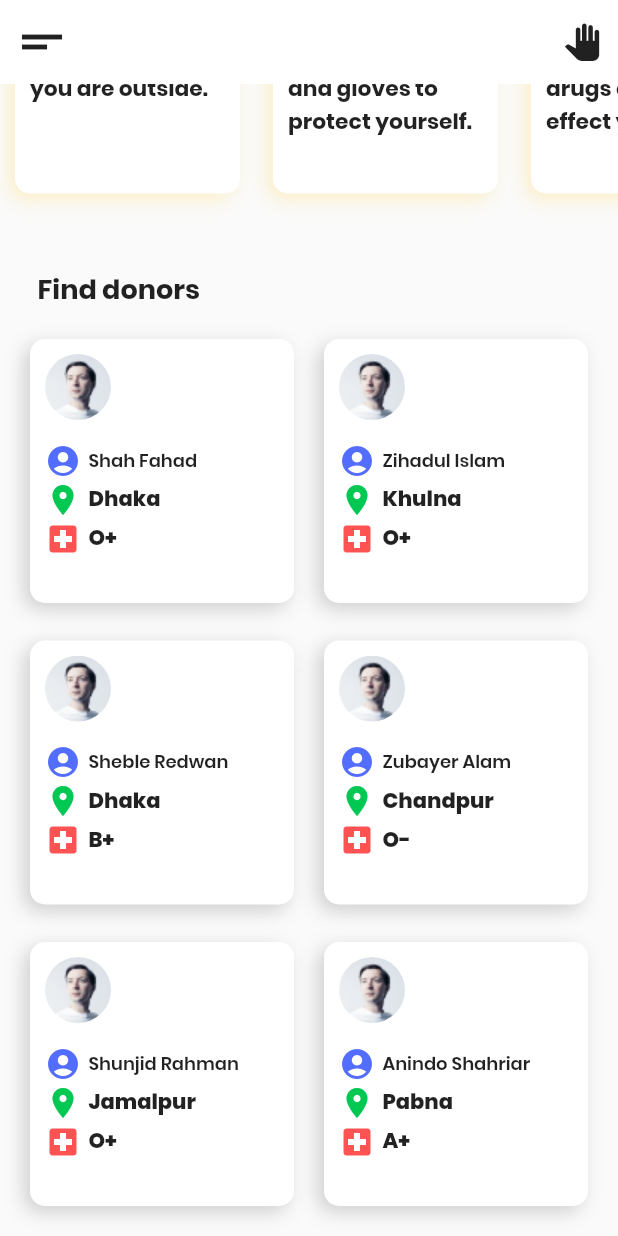
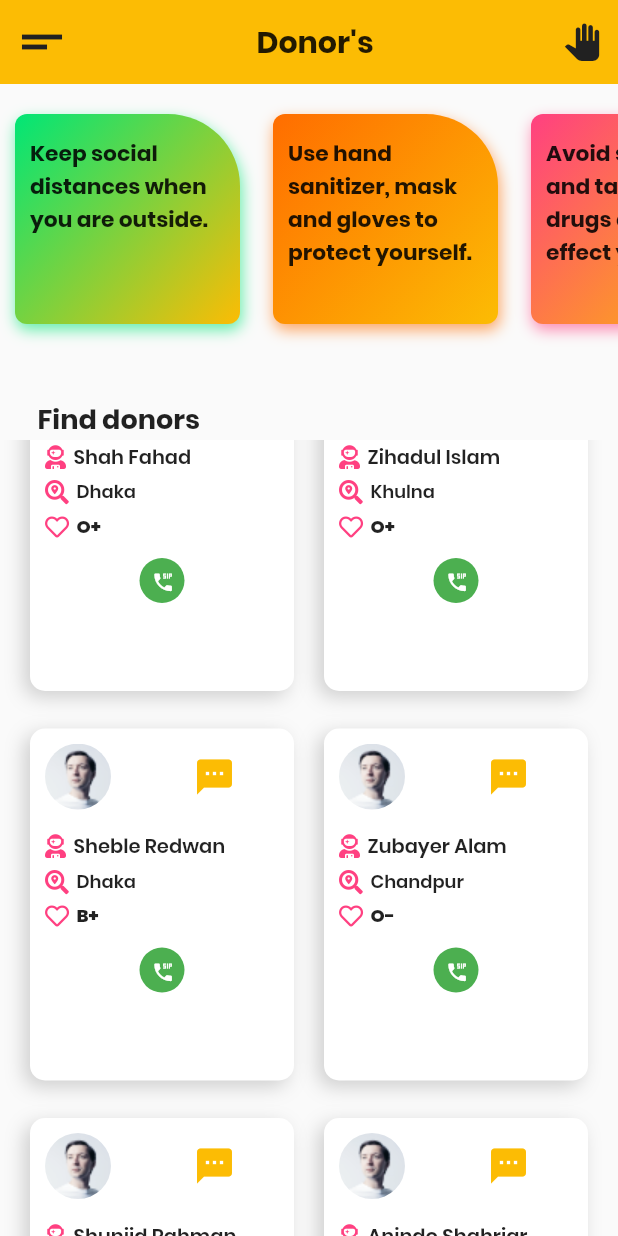
Before and after one commit to TeamTigers/donate_plasma, a Flutter app: the HomeScreen screen opened by its route, scrolled down 87 dp, on a phone screen of 412 x 824 dp. Run offline on Flutter 3.47's test engine with Material 2 defaults, Android fonts, the phone set to English and light mode, and no system bars; our stand-ins replace font_awesome_flutter.

Commit message:
homepage done almost

```diff
--- a/lib/constants/color_constants.dart
+++ b/lib/constants/color_constants.dart
@@ -3,3 +3,21 @@ import 'package:flutter/material.dart';
 const kPrimaryColor = const Color(0xffFCBC04);
 const kAccentColor = const Color(0xFF212121);
 const kBannerBasicColor = const Color(0xFFFFFFFF);
+
+const Color nearlyWhite = Color(0xFFFAFAFA);
+const Color white = Color(0xFFFFFFFF);
+const Color background = Color(0xFFF2F3F8);
+const Color nearlyDarkBlue = Color(0xFF2633C5);
+
+const Color nearlyBlue = Color(0xFF00B6F0);
+const Color nearlyBlack = Color(0xFF213333);
+const Color grey = Color(0xFF3A5160);
+const Color dark_grey = Color(0xFF313A44);
+
+const Color darkText = Color(0xFF253840);
+const Color darkerText = Color(0xFF17262A);
+const Color lightText = Color(0xFF4A6572);
+const Color deactivatedText = Color(0xFF767676);
+const Color dismissibleBackground = Color(0xFF364A54);
+const Color spacer = Color(0xFFF2F2F2);
+const String fontName = 'Roboto';
--- a/lib/providers/information.dart
+++ b/lib/providers/information.dart
@@ -6,7 +6,7 @@ import 'package:flutter/material.dart';
 class Information extends ChangeNotifier {
   List<Info> _information = [
     Info(
-      color: Colors.green.shade400,
+      color: Colors.greenAccent.shade400,
       infoId: 1,
       message: 'Keep social distances when you are outside.'
     ),
@@ -16,7 +16,7 @@ class Information extends ChangeNotifier {
         message: 'Use hand sanitizer, mask and gloves to protect yourself.'
     ),
     Info(
-        color: Colors.blue.shade400,
+        color: Colors.pinkAccent,
         infoId: 3,
         message: 'Avoid smoking and taking other drugs as it will effect your lungs.'
     ),
@@ -31,7 +31,7 @@ class Information extends ChangeNotifier {
         message: 'Consult with doctor if you feel ill.'
     ),
     Info(
-        color: Colors.indigo.shade400,
+        color: Colors.deepOrangeAccent.shade400,
         infoId: 6,
         message: 'Read books and spend time with family to avoid depression.'
     ),
--- a/lib/screens/HomeScreen.dart
+++ b/lib/screens/HomeScreen.dart
@@ -3,6 +3,7 @@ import 'package:donateplasma/providers/information.dart';
 import 'package:donateplasma/providers/users.dart';
 import 'package:donateplasma/widgets/info_card_widget.dart';
 import 'package:donateplasma/widgets/users_card_widget.dart';
+import 'package:flutter/cupertino.dart';
 import 'package:flutter/material.dart';
 import 'package:provider/provider.dart';
 
@@ -18,14 +19,31 @@ class _HomeScreenState extends State<HomeScreen> {
   Widget build(BuildContext context) {
     final information = Provider.of<Information>(context).infoList;
     final users = Provider.of<Users>(context).userList;
+    final GlobalKey<ScaffoldState> _scaffoldKey =
+        new GlobalKey<ScaffoldState>();
+
     return Scaffold(
+      key: _scaffoldKey,
+      drawer: Drawer(),
       appBar: AppBar(
+        title: Center(
+          child: Text(
+            'Donor\'s',
+            style: TextStyle(
+              fontFamily: 'Poppins',
+              fontWeight: FontWeight.bold,
+            ),
+          ),
+        ),
         elevation: 0,
-        backgroundColor: kBannerBasicColor,
-        leading: Icon(
+        backgroundColor: kPrimaryColor,
+        leading: IconButton(
+          icon: Icon(
             Icons.short_text,
             size: 40,
             color: kAccentColor,
+          ),
+          onPressed: () => _scaffoldKey.currentState.openDrawer(),
         ),
         actions: <Widget>[
           IconButton(
@@ -38,9 +56,8 @@ class _HomeScreenState extends State<HomeScreen> {
           ),
         ],
       ),
-      body: SingleChildScrollView(
-        child: Column(
-          mainAxisSize: MainAxisSize.min,
+      body: Column(
+        mainAxisSize: MainAxisSize.max,
         crossAxisAlignment: CrossAxisAlignment.start,
         children: <Widget>[
           SizedBox(
@@ -67,14 +84,12 @@ class _HomeScreenState extends State<HomeScreen> {
               ),
             ),
           ),
-            SingleChildScrollView(
-              child: Column(
-                children: <Widget>[
-                  GridView.builder(
+          Expanded(
+            child: GridView.builder(
               padding: const EdgeInsets.all(20.0),
               gridDelegate: SliverGridDelegateWithMaxCrossAxisExtent(
                 maxCrossAxisExtent: 200,
-                      childAspectRatio: 2 / 2,
+                childAspectRatio: 1.5 / 2,
                 crossAxisSpacing: 20.0,
                 mainAxisSpacing: 25.0,
               ),
@@ -90,11 +105,8 @@ class _HomeScreenState extends State<HomeScreen> {
               scrollDirection: Axis.vertical,
               shrinkWrap: true,
             ),
-                ],
-              ),
           )
         ],
-        ),
       ),
     );
   }
--- a/lib/widgets/info_card_widget.dart
+++ b/lib/widgets/info_card_widget.dart
@@ -1,3 +1,4 @@
+import 'package:donateplasma/constants/color_constants.dart';
 import 'package:donateplasma/themes/themes_colors.dart';
 import 'package:flutter/material.dart';
 
@@ -21,15 +22,27 @@ class _InfoCardWidgetState extends State<InfoCardWidget> {
         height: 150.0,
         width: 150.0,
         decoration: BoxDecoration(
-          color: Colors.white,
-          borderRadius: BorderRadius.all(Radius.circular(10)),
           boxShadow: <BoxShadow>[
             BoxShadow(
-              offset: Offset(-4, 4),
-              blurRadius: 10,
-              color: Color(0xFFFFBF05).withOpacity(.2),
-            )
+                color: widget.color
+                    .withOpacity(0.6),
+                offset: const Offset(1.1, 4.0),
+                blurRadius: 8.0),
           ],
+          gradient: LinearGradient(
+            colors: [
+              widget.color,
+              kPrimaryColor,
+            ],
+            begin: Alignment.topLeft,
+            end: Alignment.bottomRight,
+          ),
+          borderRadius: const BorderRadius.only(
+            bottomRight: Radius.circular(8.0),
+            bottomLeft: Radius.circular(8.0),
+            topLeft: Radius.circular(8.0),
+            topRight: Radius.circular(48.0),
+          ),
         ),
         child: Column(
           children: <Widget>[
--- a/lib/widgets/users_card_widget.dart
+++ b/lib/widgets/users_card_widget.dart
@@ -42,6 +42,8 @@ class _UsersCardState extends State<UsersCard> {
       child: Column(
         crossAxisAlignment: CrossAxisAlignment.start,
         children: <Widget>[
+          Row(
+            children: <Widget>[
               Padding(
                 padding: const EdgeInsets.all(10.0),
                 child: ClipRRect(
@@ -49,19 +51,56 @@ class _UsersCardState extends State<UsersCard> {
                   child: Image.asset(widget.userDP),
                 ),
               ),
+              SizedBox(
+                width: 5.0,
+              ),
               Padding(
-            padding: const EdgeInsets.fromLTRB(10, 5, 0, 2),
+                padding: const EdgeInsets.fromLTRB(40, 0, 0, 0),
+                child: Icon(
+                  Icons.textsms,
+                  size: 28.0,
+                  color: Theme.of(context).primaryColor,
+                ),
+              )
+            ],
+          ),
+          Padding(
+            padding: const EdgeInsets.fromLTRB(10, 5, 0, 5),
             child: Row(
               children: <Widget>[
-                Icon(
-                  Icons.account_circle,
-                  color: Colors.indigoAccent,
+                FaIcon(
+                  FontAwesomeIcons.userAstronaut,
+                  size: 16.0,
+                  color: Colors.pinkAccent,
                 ),
                 SizedBox(
                   width: 5.0,
                 ),
                 Text(
                   widget.userName,
+                  style: TextStyle(
+                    fontSize: 13,
+                    fontFamily: 'Poppins',
+                    fontWeight: FontWeight.w600,
+                  ),
+                ),
+              ],
+            ),
+          ),
+          Padding(
+            padding: const EdgeInsets.fromLTRB(10, 0, 0, 5),
+            child: Row(
+              children: <Widget>[
+                FaIcon(
+                  FontAwesomeIcons.searchLocation,
+                  size: 16.0,
+                  color: Colors.pinkAccent,
+                ),
+                SizedBox(
+                  width: 5.0,
+                ),
+                Text(
+                  widget.userLocation,
                   style: TextStyle(
                     fontSize: 12,
                     fontFamily: 'Poppins',
@@ -75,17 +114,18 @@ class _UsersCardState extends State<UsersCard> {
             padding: const EdgeInsets.fromLTRB(10, 0, 0, 2),
             child: Row(
               children: <Widget>[
-                Icon(
-                  Icons.location_on,
-                  color: Colors.greenAccent.shade700,
+                FaIcon(
+                  FontAwesomeIcons.heart,
+                  size: 16.0,
+                  color: Colors.pinkAccent,
                 ),
                 SizedBox(
                   width: 5.0,
                 ),
                 Text(
-                  widget.userLocation,
+                  widget.userBlood,
                   style: TextStyle(
-                    fontSize: 14,
+                    fontSize: 12,
                     fontFamily: 'Poppins',
                     fontWeight: FontWeight.w800,
                   ),
@@ -93,30 +133,34 @@ class _UsersCardState extends State<UsersCard> {
               ],
             ),
           ),
-          Padding(
-            padding: const EdgeInsets.fromLTRB(10, 0, 0, 2),
-            child: Row(
+          SizedBox(
+            height: 10.0,
+          ),
+          Row(
+            mainAxisAlignment: MainAxisAlignment.center,
             children: <Widget>[
-                Icon(
-                  Icons.local_hospital,
-                  color: Colors.redAccent,
+              Container(
+                height: 30.0,
+                width: 30.0,
+                decoration: BoxDecoration(
+                  borderRadius: BorderRadius.circular(18.0),
+                  color: Colors.green,
                 ),
-                SizedBox(
-                  width: 5.0,
+                child: new IconButton(
+                  iconSize: 15.5,
+                  icon: new Icon(
+                    Icons.dialer_sip,
+                    color: Colors.white,
                   ),
-                Text(
-                  widget.userBlood,
-                  style: TextStyle(
-                    fontSize: 14,
-                    fontFamily: 'Poppins',
-                    fontWeight: FontWeight.w800,
+                  onPressed: () {},
                 ),
-                ),
+              )
             ],
-            ),
-          ),
+          )
         ],
       ),
     );
   }
+
+
 }
```
Lines whose indentation alone changed are shown as unchanged.
